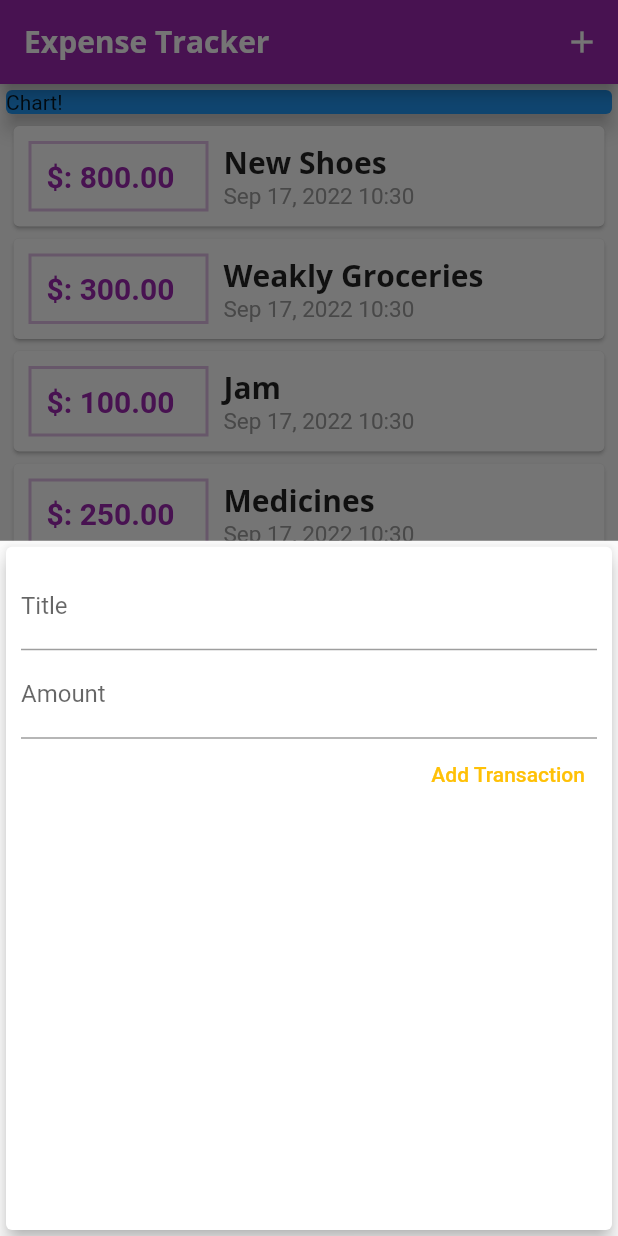
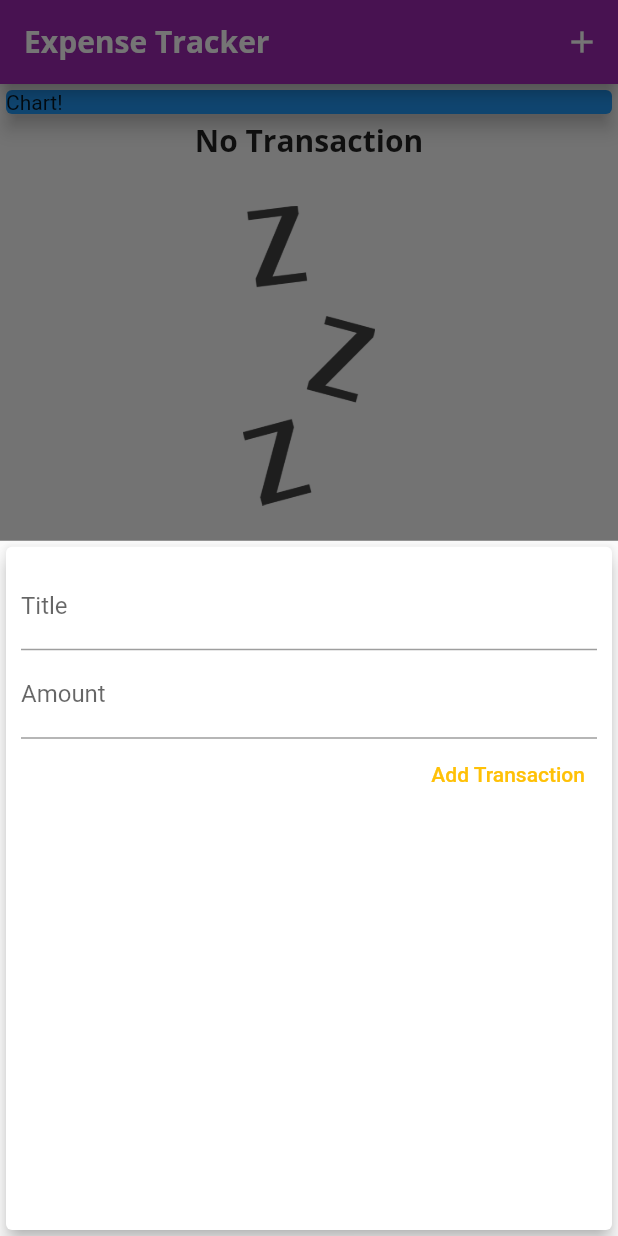
Before and after one commit to jhenilparihar/expense-tracker, a Flutter app: the screen it shows after launch, after a tap on the "add" icon, on a phone screen of 412 x 824 dp. Run offline on Flutter 3.47's test engine with Material 2 defaults, Android fonts, the phone set to English and light mode, and no system bars.

```diff
--- a/lib/main.dart
+++ b/lib/main.dart
@@ -49,48 +49,48 @@ class MyHomePage extends StatefulWidget {
 
 class _MyHomePageState extends State<MyHomePage> {
   final List<Transaction> _userTransaction = [
-    Transaction(
-      id: 't1',
-      title: 'New Shoes',
-      amount: 800,
-      date: DateTime.now(),
-    ),
-    Transaction(
-      id: 't2',
-      title: 'Weakly Groceries',
-      amount: 300,
-      date: DateTime.now(),
-    ),
-    Transaction(
-      id: 't3',
-      title: 'Jam',
-      amount: 100,
-      date: DateTime.now(),
-    ),
-    Transaction(
-      id: 't4',
-      title: 'Medicines',
-      amount: 250,
-      date: DateTime.now(),
-    ),
-    Transaction(
-      id: 't5',
-      title: 'Vegetables',
-      amount: 50,
-      date: DateTime.now(),
-    ),
-    Transaction(
-      id: 't6',
-      title: 'Fruits',
-      amount: 100,
-      date: DateTime.now(),
-    ),
-    Transaction(
-      id: 't7',
-      title: 'Tax',
-      amount: 800,
-      date: DateTime.now(),
-    )
+  //   Transaction(
+  //     id: 't1',
+  //     title: 'New Shoes',
+  //     amount: 800,
+  //     date: DateTime.now(),
+  //   ),
+  //   Transaction(
+  //     id: 't2',
+  //     title: 'Weakly Groceries',
+  //     amount: 300,
+  //     date: DateTime.now(),
+  //   ),
+  //   Transaction(
+  //     id: 't3',
+  //     title: 'Jam',
+  //     amount: 100,
+  //     date: DateTime.now(),
+  //   ),
+  //   Transaction(
+  //     id: 't4',
+  //     title: 'Medicines',
+  //     amount: 250,
+  //     date: DateTime.now(),
+  //   ),
+  //   Transaction(
+  //     id: 't5',
+  //     title: 'Vegetables',
+  //     amount: 50,
+  //     date: DateTime.now(),
+  //   ),
+  //   Transaction(
+  //     id: 't6',
+  //     title: 'Fruits',
+  //     amount: 100,
+  //     date: DateTime.now(),
+  //   ),
+  //   Transaction(
+  //     id: 't7',
+  //     title: 'Tax',
+  //     amount: 800,
+  //     date: DateTime.now(),
+  //   )
   ];
 
   void _addNewTransaction(String title, double amount) {
--- a/lib/widgets/transaction_list.dart
+++ b/lib/widgets/transaction_list.dart
@@ -12,18 +12,38 @@ class TransactionList extends StatelessWidget {
   @override
   Widget build(BuildContext context) {
     return Container(
-      height: 350,
+      height: 500,
       margin: const EdgeInsets.symmetric(vertical: 0, horizontal: 5),
-      child: ListView.builder(
+      child: transactions.isEmpty
+          ? Column(
+              children: <Widget>[
+                Text(
+                  "No Transaction",
+                  style: Theme.of(context).textTheme.headline6,
+                ),
+                SizedBox(
+                  height: 30,
+                ),
+                Container(
+                  height: 200,
+                  child: Image.asset(
+                    'assets/images/waiting.png',
+                    fit: BoxFit.cover,
+                  ),
+                ),
+              ],
+            )
+          : ListView.builder(
               itemBuilder: (context, index) {
                 return Card(
                   child: Row(children: <Widget>[
                     Container(
-                margin:
-                    const EdgeInsets.symmetric(vertical: 10, horizontal: 10),
+                      margin: const EdgeInsets.symmetric(
+                          vertical: 10, horizontal: 10),
                       decoration: BoxDecoration(
                           border: Border.all(
-                        color: Theme.of(context).primaryColorLight, width: 2)),
+                              color: Theme.of(context).primaryColorLight,
+                              width: 2)),
                       padding: const EdgeInsets.all(10),
                       width: 120,
                       child: Text(
--- a/pubspec.yaml
+++ b/pubspec.yaml
@@ -57,8 +57,8 @@ flutter:
   uses-material-design: true
 
   # To add assets to your application, add an assets section, like this:
-  # assets:
-  #   - images/a_dot_burr.jpeg
+  assets:
+    - assets/images/waiting.png
   #   - images/a_dot_ham.jpeg
 
   # An image asset can refer to one or more resolution-specific "variants", see
```
Also changed, not shown: assets/images/waiting.png (added). Lines whose indentation alone changed are shown as unchanged.
